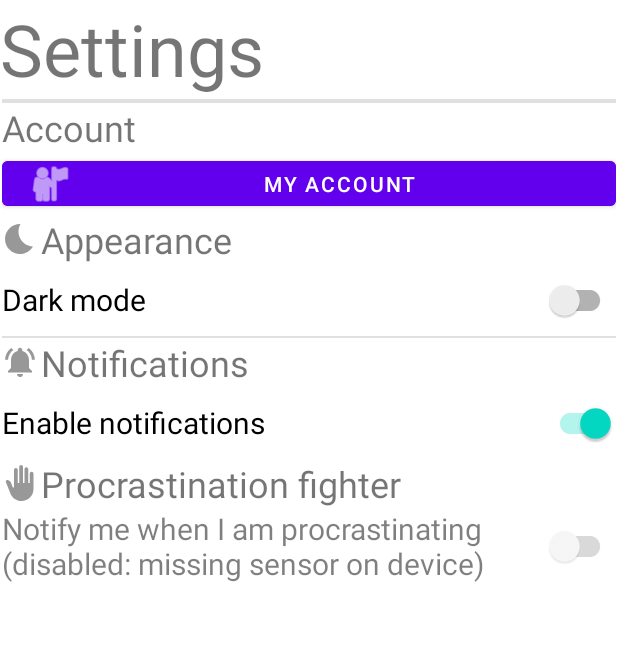
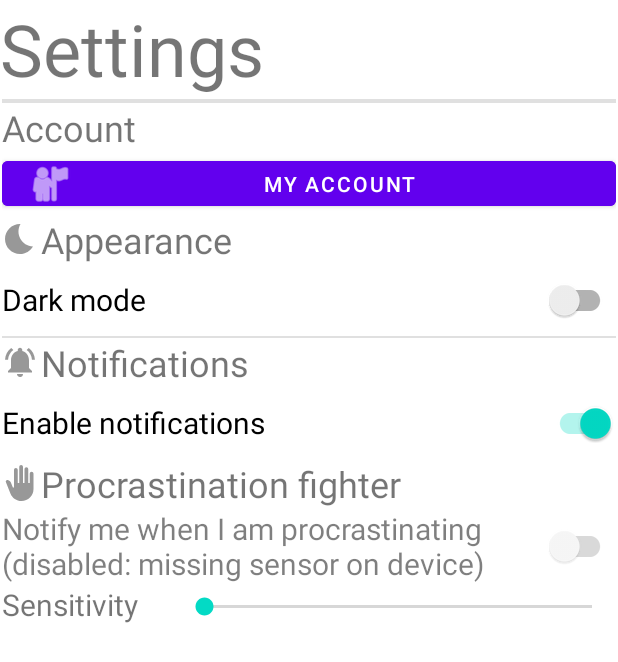
Before and after one commit to multimatum-Team/multimatum, an Android app: the MainSettingsActivity screen opened directly, with no data from a screen before it, on a phone screen of 412 x 824 dp. Shown: the top 662 px of the screen. Run offline under Robolectric (Android 15) with nearby library versions, the phone set to English and light mode, and no system bars; our stand-ins replace Dagger/Hilt's generated code, Firebase (no records; nobody signed in at launch, a user with empty details on screens opened directly).

Commit message:
Create slider widget

```diff
--- a/app/src/main/res/layout/activity_main_settings.xml
+++ b/app/src/main/res/layout/activity_main_settings.xml
@@ -117,6 +117,27 @@
             android:layout_height="wrap_content"
             android:text="@string/main_settings_enable_procrastination_fighter_button"
             android:textSize="@dimen/main_settings_toggle_font_size" />
+
+        <LinearLayout
+            android:layout_width="match_parent"
+            android:layout_height="30dp"
+            android:orientation="horizontal">
+
+            <TextView
+                android:id="@+id/textView2"
+                android:layout_width="113dp"
+                android:layout_height="match_parent"
+                android:layout_weight="1"
+                android:text="@string/main_settings_procrastination_fighter_sensitivity"
+                android:textSize="20sp" />
+
+            <SeekBar
+                android:id="@+id/seekBar3"
+                android:layout_width="285dp"
+                android:layout_height="match_parent"
+                android:layout_weight="1" />
+        </LinearLayout>
+
     </LinearLayout>
 
 </androidx.constraintlayout.widget.ConstraintLayout>
--- a/app/src/main/res/values/strings.xml
+++ b/app/src/main/res/values/strings.xml
@@ -14,6 +14,7 @@
     <string name="main_settings_enable_notif_button">Enable notifications</string>
     <string name="main_settings_procrastination_fighter_section_title">Procrastination fighter</string>
     <string name="main_settings_enable_procrastination_fighter_button">Notify me when I am procrastinating</string>
+    <string name="main_settings_procrastination_fighter_sensitivity">Sensitivity</string>
     <string name="main_open_settings_but_content_descr">Settings button</string>
     <string name="isAlreadyDue">Is already Due</string>
     <string name="done">Done</string>
```
